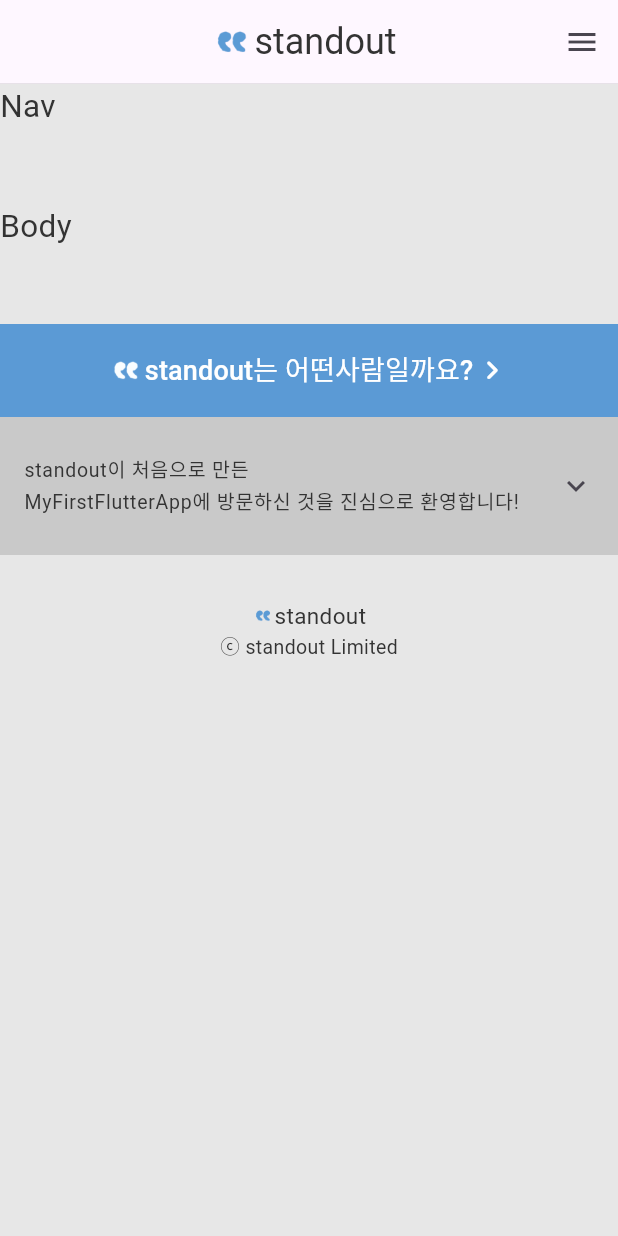
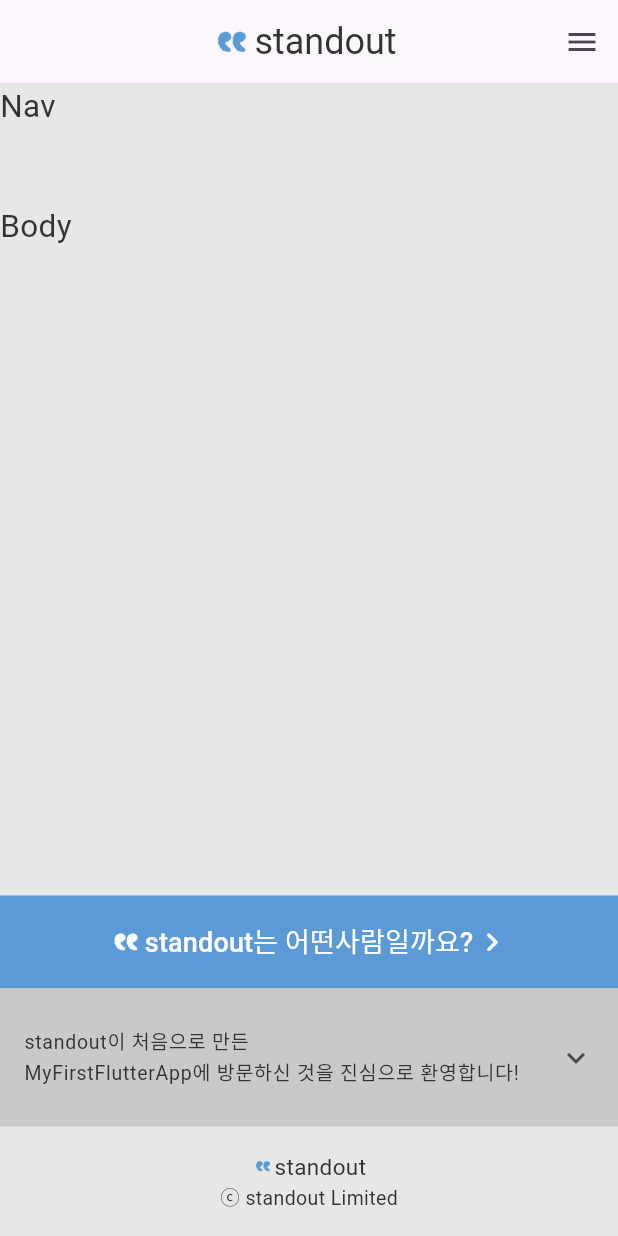
Before and after one commit to StandOut-0/Study-MyFirstFlutterApp, a Flutter app: the screen it shows after launch, on a phone screen of 412 x 824 dp. Run offline on Flutter 3.47's test engine with Material 3 defaults, Android fonts, the phone set to English and light mode, and no system bars; Roboto replaces fonts that are missing (Pretendard).

Commit message:
Foooter - screen 최하단으로 정렬

```diff
--- a/myfirstflutterapp/lib/base/widgets/footer.dart
+++ b/myfirstflutterapp/lib/base/widgets/footer.dart
@@ -82,10 +82,9 @@ class Footer extends StatelessWidget {
                   ]),
             ),
           ),
-          SizedBox(
-            height: 30,
-          ),
-          Column(
+          Padding(
+            padding: EdgeInsets.all(AppStyles.padding_md),
+            child: Column(
               children: [
                 Logo(
                   logoWidth: 15,
@@ -98,6 +97,7 @@ class Footer extends StatelessWidget {
                 ),
               ],
             ),
+          ),
         ],
       ),
     );
--- a/myfirstflutterapp/lib/base/widgets/layout.dart
+++ b/myfirstflutterapp/lib/base/widgets/layout.dart
@@ -23,6 +23,7 @@ class Layout extends StatelessWidget {
         SizedBox(height: 50),
         Body(),
         SizedBox(height: 50),
+        Spacer(),
         Footer(),
       ]),
     );
```
Lines whose indentation alone changed are shown as unchanged.
